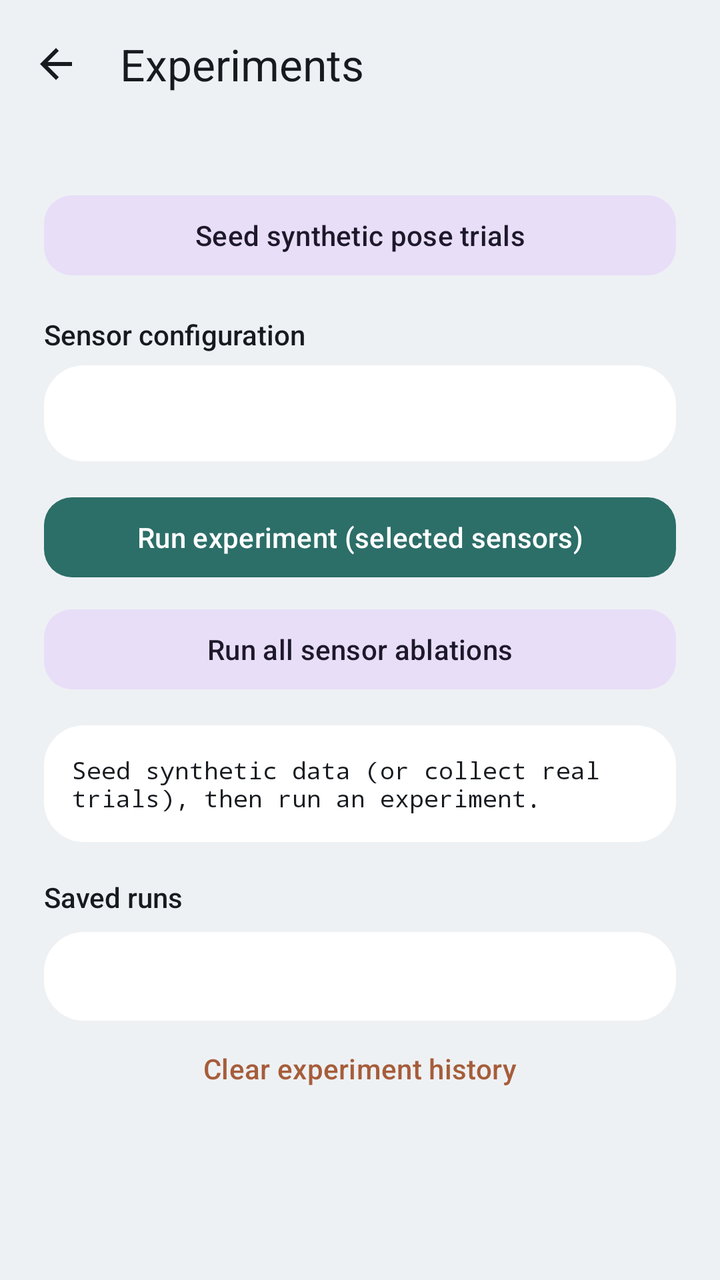
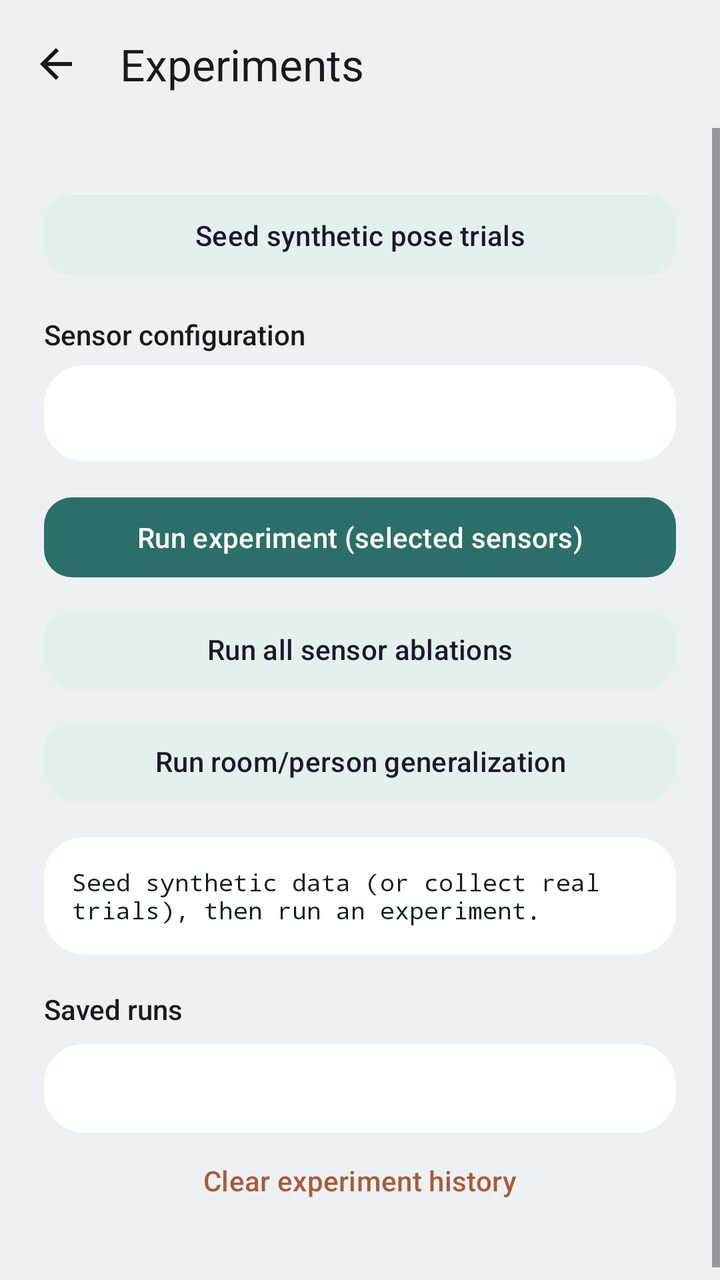

The first picture is an Android layout as it rendered before a commit; the second is the same layout after the commit. The layout source and the unified diff follow.
<!-- AndroidManifest.xml: application theme Theme.PhoneAngle -->
<!-- res/layout/activity_experiments.xml -->
<?xml version="1.0" encoding="utf-8"?>
<LinearLayout xmlns:android="http://schemas.android.com/apk/res/android"
    xmlns:app="http://schemas.android.com/apk/res-auto"
    android:layout_width="match_parent"
    android:layout_height="match_parent"
    android:background="@color/bg"
    android:orientation="vertical">

    <com.google.android.material.appbar.MaterialToolbar
        android:id="@+id/toolbar"
        android:layout_width="match_parent"
        android:layout_height="?attr/actionBarSize"
        android:background="@color/bg"
        app:navigationIcon="@drawable/ic_back"
        app:title="@string/exp_title"
        app:titleTextColor="@color/ink" />

    <ScrollView
        android:layout_width="match_parent"
        android:layout_height="match_parent"
        android:fillViewport="true">

        <LinearLayout
            android:layout_width="match_parent"
            android:layout_height="wrap_content"
            android:orientation="vertical"
            android:paddingHorizontal="22dp"
            android:paddingBottom="32dp">

            <TextView
                android:id="@+id/datasetLine"
                android:layout_width="match_parent"
                android:layout_height="wrap_content"
                android:textColor="@color/muted"
                android:textSize="13sp" />

            <com.google.android.material.button.MaterialButton
                android:id="@+id/seedSyntheticButton"
                style="@style/Widget.Material3.Button.TonalButton"
                android:layout_width="match_parent"
                android:layout_height="wrap_content"
                android:layout_marginTop="12dp"
                android:text="@string/exp_seed_synthetic"
                app:cornerRadius="14dp" />

            <TextView
                android:layout_width="match_parent"
                android:layout_height="wrap_content"
                android:layout_marginTop="16dp"
                android:fontFamily="sans-serif-medium"
                android:text="@string/train_sensor_config"
                android:textColor="@color/ink"
                android:textSize="14sp" />

            <Spinner
                android:id="@+id/sensorConfigSpinner"
                android:layout_width="match_parent"
                android:layout_height="48dp"
                android:layout_marginTop="6dp"
                android:background="@drawable/bg_angle_card" />

            <com.google.android.material.button.MaterialButton
                android:id="@+id/runExperimentButton"
                style="@style/Widget.Material3.Button"
                android:layout_width="match_parent"
                android:layout_height="wrap_content"
                android:layout_marginTop="14dp"
                android:text="@string/exp_run_one"
                app:backgroundTint="@color/accent"
                app:cornerRadius="14dp" />

            <com.google.android.material.button.MaterialButton
                android:id="@+id/runAllAblationsButton"
                style="@style/Widget.Material3.Button.TonalButton"
                android:layout_width="match_parent"
                android:layout_height="wrap_content"
                android:layout_marginTop="8dp"
                android:text="@string/exp_run_all"
                app:cornerRadius="14dp" />

            <TextView
                android:id="@+id/resultsText"
                android:layout_width="match_parent"
                android:layout_height="wrap_content"
                android:layout_marginTop="14dp"
                android:background="@drawable/bg_angle_card"
                android:fontFamily="monospace"
                android:padding="14dp"
                android:text="@string/exp_results_placeholder"
                android:textColor="@color/ink"
                android:textSize="12sp" />

            <TextView
                android:layout_width="match_parent"
                android:layout_height="wrap_content"
                android:layout_marginTop="18dp"
                android:fontFamily="sans-serif-medium"
                android:text="@string/exp_history"
                android:textColor="@color/ink"
                android:textSize="14sp" />

            <TextView
                android:id="@+id/historyText"
                android:layout_width="match_parent"
                android:layout_height="wrap_content"
                android:layout_marginTop="8dp"
                android:background="@drawable/bg_angle_card"
                android:padding="14dp"
                android:textColor="@color/ink"
                android:textSize="12sp" />

            <com.google.android.material.button.MaterialButton
                android:id="@+id/clearExperimentsButton"
                style="@style/Widget.Material3.Button.TextButton"
                android:layout_width="match_parent"
                android:layout_height="wrap_content"
                android:text="@string/exp_clear"
                android:textColor="@color/status_warn" />
        </LinearLayout>
    </ScrollView>
</LinearLayout>
<!-- resources referenced by this layout -->
<resources>
  <color name="accent">#2C6E68</color>
  <color name="bg">#EEF1F4</color>
  <color name="ink">#171A1F</color>
  <color name="muted">#6A7380</color>
  <color name="status_warn">#A65D3A</color>
  <!-- drawable bg_angle_card (drawable) -->
  <?xml version="1.0" encoding="utf-8"?>
  <shape xmlns:android="http://schemas.android.com/apk/res/android"
      android:shape="rectangle">
      <solid android:color="@color/surface" />
      <corners android:radius="20dp" />
  </shape>
  <!-- drawable ic_back (drawable) -->
  <?xml version="1.0" encoding="utf-8"?>
  <vector xmlns:android="http://schemas.android.com/apk/res/android"
      android:width="24dp"
      android:height="24dp"
      android:viewportWidth="24"
      android:viewportHeight="24">
      <path
          android:fillColor="#171A1F"
          android:pathData="M20,11H7.83l5.59,-5.59L12,4l-8,8 8,8 1.41,-1.41L7.83,13H20v-2z" />
  </vector>
  <string name="exp_clear">Clear experiment history</string>
  <string name="exp_history">Saved runs</string>
  <string name="exp_results_placeholder">Seed synthetic data (or collect real trials), then run an experiment.</string>
  <string name="exp_run_all">Run all sensor ablations</string>
  <string name="exp_run_one">Run experiment (selected sensors)</string>
  <string name="exp_seed_synthetic">Seed synthetic pose trials</string>
  <string name="exp_title">Experiments</string>
  <string name="train_sensor_config">Sensor configuration</string>
  <style name="Theme.PhoneAngle" parent="Theme.Material3.Light.NoActionBar">
          <item name="colorPrimary">@color/accent</item>
          <item name="colorOnPrimary">@color/btn_primary_text</item>
          <item name="android:statusBarColor">@color/bg</item>
          <item name="android:navigationBarColor">@color/bg</item>
          <item name="android:windowBackground">@color/bg</item>
          <item name="android:windowLightStatusBar">true</item>
      </style>
  <color name="surface">#FFFFFF</color>
  <color name="btn_primary_text">#FFFFFF</color>
</resources>

<!-- the commit's change to res/layout/activity_experiments.xml (unified diff, before → after) -->
@@ -78,6 +78,15 @@
                 android:text="@string/exp_run_all"
                 app:cornerRadius="14dp" />
 
+            <com.google.android.material.button.MaterialButton
+                android:id="@+id/runLosoButton"
+                style="@style/Widget.Material3.Button.TonalButton"
+                android:layout_width="match_parent"
+                android:layout_height="wrap_content"
+                android:layout_marginTop="8dp"
+                android:text="@string/exp_run_loso"
+                app:cornerRadius="14dp" />
+
             <TextView
                 android:id="@+id/resultsText"
                 android:layout_width="match_parent"
<!-- resource entries referenced after the edit -->
@@ -27,6 +27,7 @@
   <string name="exp_history">Saved runs</string>
   <string name="exp_results_placeholder">Seed synthetic data (or collect real trials), then run an experiment.</string>
   <string name="exp_run_all">Run all sensor ablations</string>
+  <string name="exp_run_loso">Run room/person generalization</string>
   <string name="exp_run_one">Run experiment (selected sensors)</string>
   <string name="exp_seed_synthetic">Seed synthetic pose trials</string>
   <string name="exp_title">Experiments</string>
@@ -34,12 +35,14 @@
   <style name="Theme.PhoneAngle" parent="Theme.Material3.Light.NoActionBar">
           <item name="colorPrimary">@color/accent</item>
           <item name="colorOnPrimary">@color/btn_primary_text</item>
+          <item name="colorSecondaryContainer">@color/accent_soft</item>
           <item name="android:statusBarColor">@color/bg</item>
-          <item name="android:navigationBarColor">@color/bg</item>
+          <item name="android:navigationBarColor">@color/surface</item>
           <item name="android:windowBackground">@color/bg</item>
           <item name="android:windowLightStatusBar">true</item>
       </style>
   <color name="surface">#FFFFFF</color>
   <color name="btn_primary_text">#FFFFFF</color>
+  <color name="accent_soft">#E4F0EE</color>
 </resources>
 
